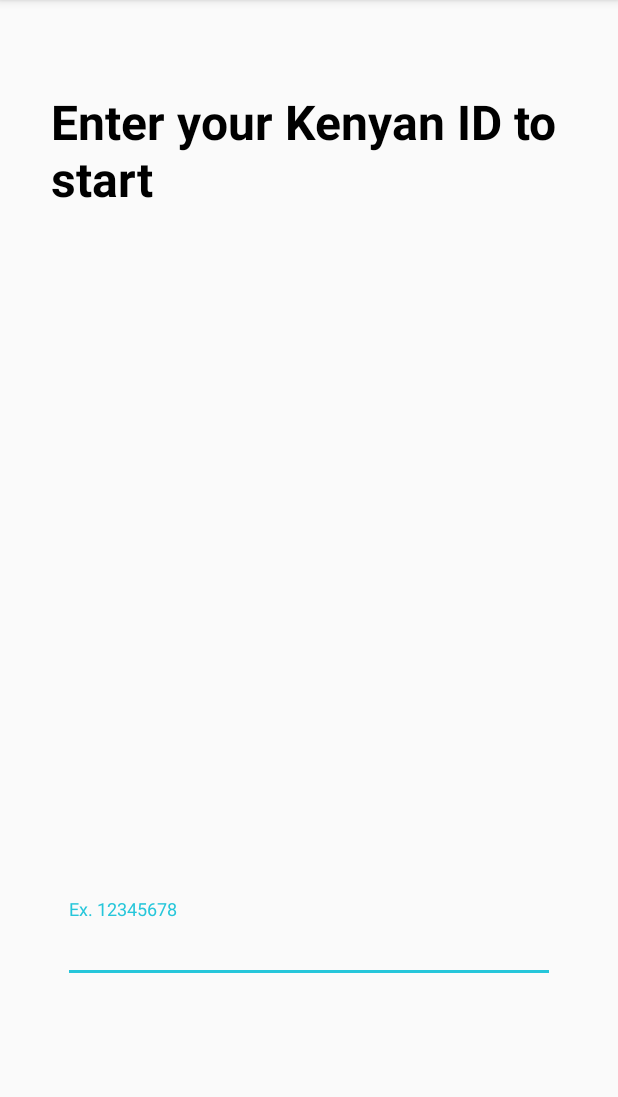
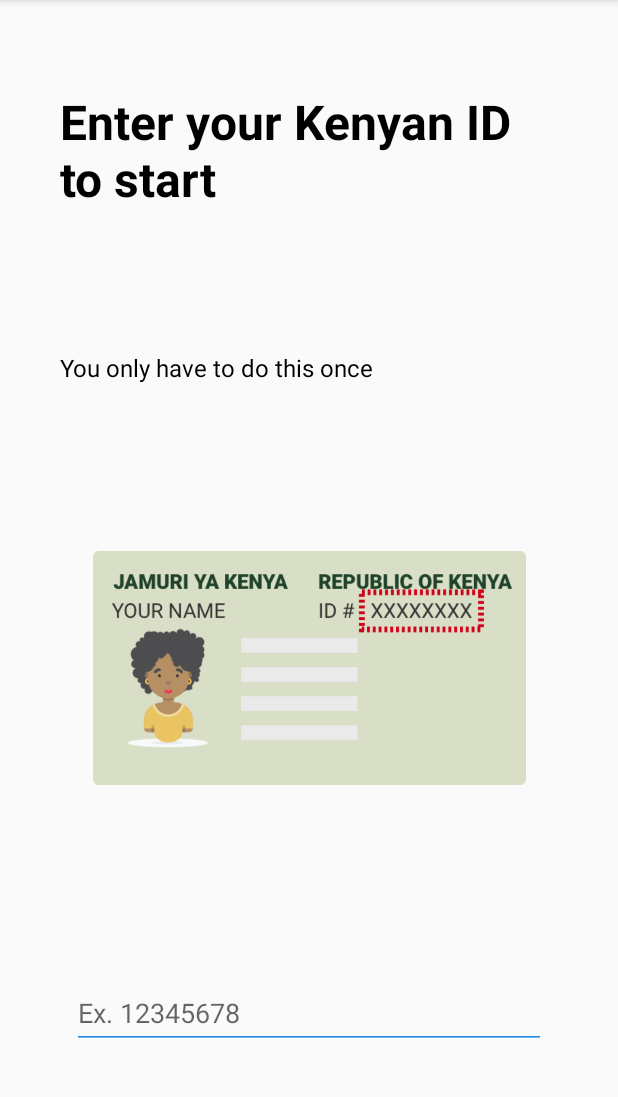
Before and after one commit to AlinaNicolae/Water-Service-Platform, an Android app: the screen it shows after launch (Main before the commit, Greeting after it), on a phone screen of 412 x 824 dp, the part 84-1181 px from its top. Run offline under Robolectric (Android 15) with nearby library versions, the phone set to English and light mode, and no system bars.

Commit message:
Layout changes, the first 2 pages, changed the location of additional information

```diff
--- /dev/null
+++ b/app/src/main/java/com/example/alina/waterserviceplatform/Greeting.java
@@ -0,0 +1,27 @@
+package com.example.alina.waterserviceplatform;
+
+import android.os.CountDownTimer;
+import android.support.v7.app.AppCompatActivity;
+import android.os.Bundle;
+
+public class Greeting extends AppCompatActivity {
+
+    @Override
+    protected void onCreate(Bundle savedInstanceState) {
+        setTheme(R.style.AppTheme);
+        super.onCreate(savedInstanceState);
+        setContentView(R.layout.activity_greeting);
+
+        new CountDownTimer(5000,1000){
+            @Override
+            public void onTick(long millisUntilFinished){}
+
+            @Override
+            public void onFinish(){
+                //set the new Content of your activity
+                Greeting.this.setContentView(R.layout.activity_main);
+            }
+        }.start();
+
+    }
+}
--- a/app/src/main/java/com/example/alina/waterserviceplatform/Main.java
+++ b/app/src/main/java/com/example/alina/waterserviceplatform/Main.java
@@ -5,6 +5,7 @@ import android.content.Context;
 import android.content.SharedPreferences;
 import android.graphics.Bitmap;
 import android.hardware.Camera;
+import android.os.CountDownTimer;
 import android.preference.PreferenceManager;
 import android.provider.MediaStore;
 import android.support.design.widget.TextInputLayout;
@@ -29,6 +30,7 @@ public class Main extends AppCompatActivity {
 
     @Override
     protected void onCreate(Bundle savedInstanceState) {
+        setTheme(R.style.AppTheme);
         super.onCreate(savedInstanceState);
         setContentView(R.layout.activity_main);
 
--- a/app/src/main/res/layout/activity_main.xml
+++ b/app/src/main/res/layout/activity_main.xml
@@ -5,15 +5,19 @@
     android:id="@+id/parent"
     android:layout_width="match_parent"
     android:layout_height="match_parent"
+    android:layout_marginLeft="20dp"
+    android:layout_marginRight="20dp"
     tools:context="com.example.alina.waterserviceplatform.Main"
     tools:layout_editor_absoluteX="20dp"
     tools:layout_editor_absoluteY="81dp">
 
     <TextView
         android:id="@+id/textView3"
-        android:layout_width="344dp"
+        android:layout_width="0dp"
         android:layout_height="0dp"
-        android:layout_marginBottom="33dp"
+        android:layout_marginBottom="77dp"
+        android:layout_marginEnd="20dp"
+        android:layout_marginStart="20dp"
         android:layout_marginTop="59dp"
         android:gravity="left"
         android:text="Enter your Kenyan ID to start"
@@ -21,8 +25,8 @@
         android:textSize="32dp"
         android:textStyle="bold"
         app:layout_constraintBottom_toTopOf="@+id/textInputLayout3"
-        app:layout_constraintLeft_toLeftOf="parent"
-        app:layout_constraintRight_toRightOf="parent"
+        app:layout_constraintEnd_toEndOf="parent"
+        app:layout_constraintStart_toStartOf="parent"
         app:layout_constraintTop_toTopOf="parent" />
 
     <!--<Button-->
@@ -38,13 +42,15 @@
 
     <android.support.design.widget.TextInputLayout
         android:id="@+id/textInputLayout3"
-        android:layout_width="328dp"
+        android:layout_width="0dp"
         android:layout_height="wrap_content"
-        android:layout_marginBottom="92dp"
+        android:layout_marginBottom="48dp"
+        android:layout_marginEnd="28dp"
+        android:layout_marginStart="28dp"
         app:errorEnabled="true"
         app:layout_constraintBottom_toBottomOf="parent"
-        app:layout_constraintLeft_toLeftOf="parent"
-        app:layout_constraintRight_toRightOf="parent"
+        app:layout_constraintEnd_toEndOf="parent"
+        app:layout_constraintStart_toStartOf="parent"
         app:layout_constraintTop_toBottomOf="@+id/textView3">
 
         <android.support.design.widget.TextInputEditText
@@ -59,5 +65,29 @@
             app:backgroundTint="@color/colorPrimary" />
     </android.support.design.widget.TextInputLayout>
 
+    <TextView
+        android:id="@+id/textView4"
+        android:layout_width="wrap_content"
+        android:layout_height="wrap_content"
+        android:layout_marginBottom="27dp"
+        android:layout_marginTop="150dp"
+        android:text="You only have to do this once"
+        android:textColor="#000000"
+        android:textSize="16dp"
+        app:layout_constraintBottom_toTopOf="@+id/imageView2"
+        app:layout_constraintStart_toStartOf="@+id/textView3"
+        app:layout_constraintTop_toTopOf="parent" />
+
+    <ImageView
+        android:id="@+id/imageView2"
+        android:layout_width="362dp"
+        android:layout_height="156dp"
+        android:layout_marginBottom="36dp"
+        app:layout_constraintBottom_toTopOf="@+id/textInputLayout3"
+        app:layout_constraintEnd_toEndOf="parent"
+        app:layout_constraintStart_toStartOf="parent"
+        app:layout_constraintTop_toBottomOf="@+id/textView4"
+        app:srcCompat="@drawable/id_card" />
+
 
 </android.support.constraint.ConstraintLayout>
--- /dev/null
+++ b/app/src/main/res/values/style.xml
@@ -0,0 +1,6 @@
+<?xml version="1.0" encoding="utf-8"?>
+<resources>
+    <style name="splashScreenTheme" parent="@android:style/Theme.DeviceDefault.Light.NoActionBar">
+        <item name="android:windowBackground">@drawable/splash</item>
+    </style>
+</resources>
```
Also changed, not shown: app/src/main/AndroidManifest.xml (+15 -7 lines), app/src/main/res/layout/activity_form.xml (+14 -15 lines), app/src/main/res/layout/activity_greeting.xml (added, +34 -0 lines), app/src/main/res/drawable/id_card.png (added), app/src/main/res/drawable/splash.JPG (added), app/src/main/res/drawable/splash2.png (added), app/src/main/res/drawable/splash3.png (added).
